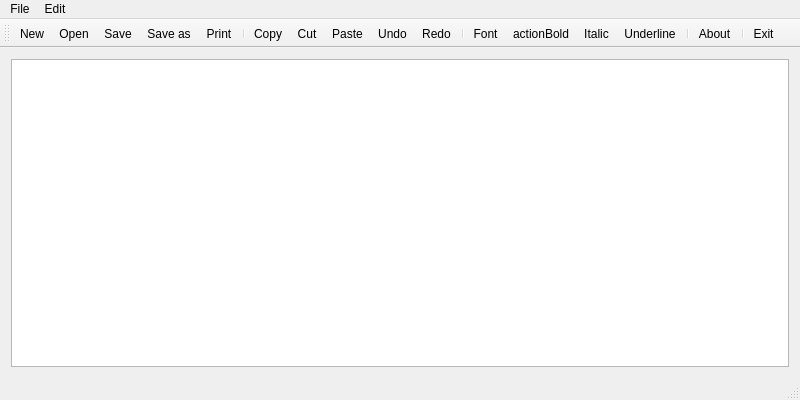
Qt form notepad.ui (letol/shared-editor) before a commit.
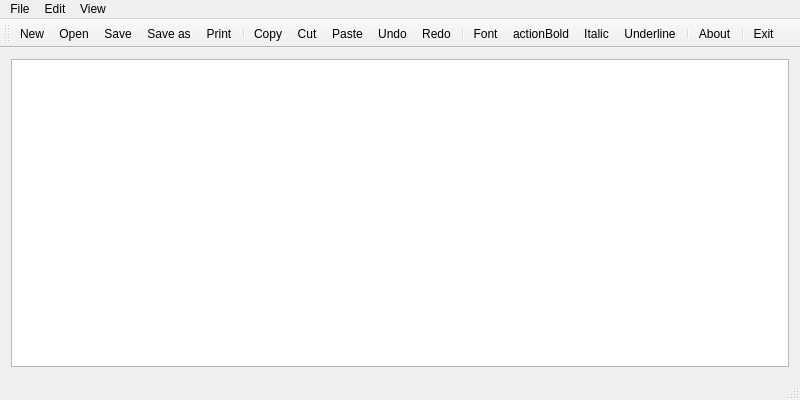
The same form after that commit. Icons and pictures are not drawn.

Patch:
```diff
--- a/notepad.ui
+++ b/notepad.ui
@@ -53,8 +53,15 @@
     <addaction name="actionRedo"/>
     <addaction name="actionFont"/>
    </widget>
+   <widget class="QMenu" name="menuView">
+    <property name="title">
+     <string>View</string>
+    </property>
+    <addaction name="actionHighlight_owners"/>
+   </widget>
    <addaction name="menuFile"/>
    <addaction name="menuEdit"/>
+   <addaction name="menuView"/>
   </widget>
   <widget class="QToolBar" name="mainToolBar">
    <attribute name="toolBarArea">
```
Left out of the diff: 8 changed lines with no effect on the pictures.
